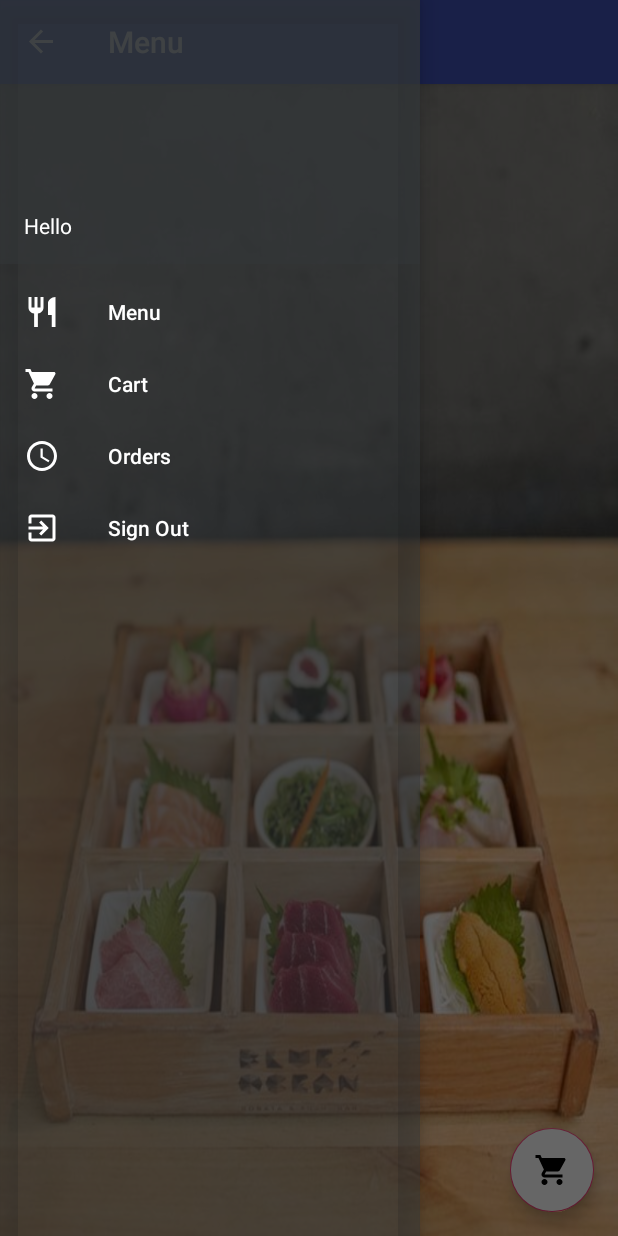
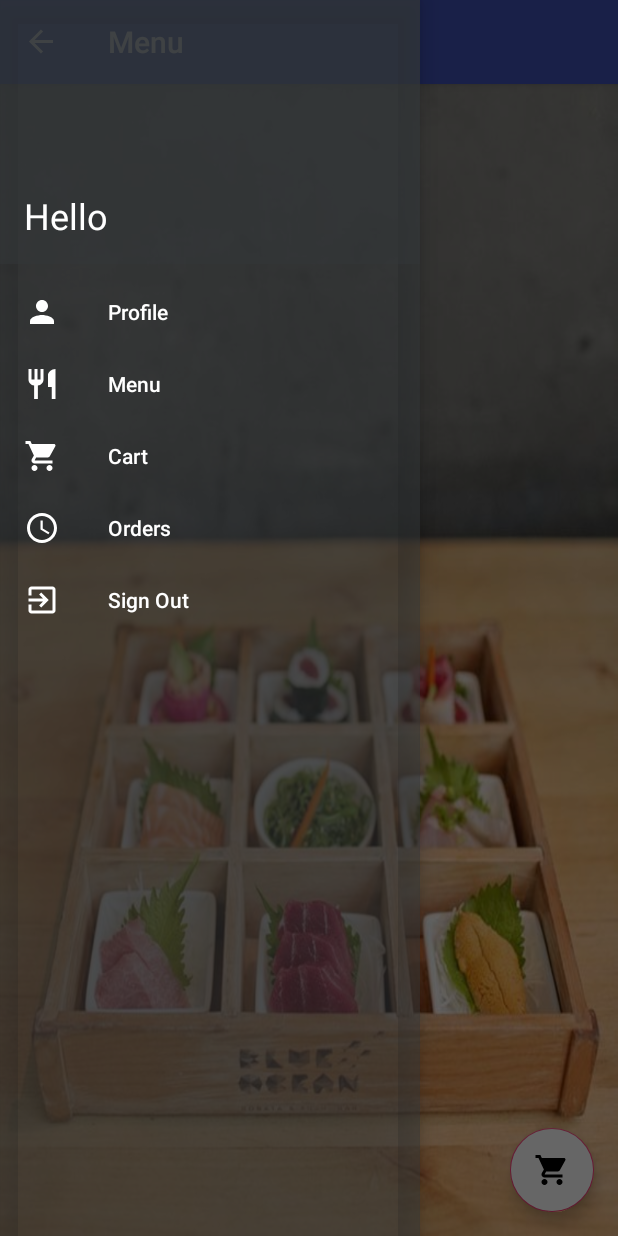
Before and after one commit to LucMurakami/UmiSushiApp, an Android app: the Home screen opened directly, with no data from a screen before it, with the side drawer open, on a phone screen of 412 x 824 dp. Run offline under Robolectric (Android 15) with nearby library versions, the phone set to English and light mode, and no system bars; our stand-ins replace Firebase (no records; nobody signed in at launch, a user with empty details on screens opened directly), Picasso; 2 statements that could not run were skipped.

Commit message:
Added Home Menu

```diff
--- a/app/src/main/AndroidManifest.xml
+++ b/app/src/main/AndroidManifest.xml
@@ -32,6 +32,8 @@
             android:label="@string/title_activity_home"
             android:theme="@style/AppTheme.NoActionBar">
         </activity>
-    </application>
+        <activity android:name=".SignUp">
+        </activity>
+</application>
 
 </manifest>
--- a/app/src/main/java/shasha/example/com/umisushiapp/DetailActivity.java
+++ b/app/src/main/java/shasha/example/com/umisushiapp/DetailActivity.java
@@ -26,7 +26,7 @@ public class DetailActivity extends AppCompatActivity {
 
         if (index > -1) {
             int pic = getImgIdentifier(identifier, index);
-            ImageView img = (ImageView) findViewById(R.id.imageView);
+            ImageView img = (ImageView) findViewById(R.id.imageViewItem);
             scaleImg(img, pic);
             descriptions = res.getStringArray(getDescriptionIdentifier(identifier, index));
             TextView description = (TextView) findViewById(R.id.textViewDescription);
--- a/app/src/main/java/shasha/example/com/umisushiapp/Home.java
+++ b/app/src/main/java/shasha/example/com/umisushiapp/Home.java
@@ -1,5 +1,6 @@
 package shasha.example.com.umisushiapp;
 
+import android.content.Intent;
 import android.os.Bundle;
 import android.support.design.widget.FloatingActionButton;
 import android.support.design.widget.Snackbar;
@@ -94,7 +95,9 @@ public class Home extends AppCompatActivity
                 viewHolder.setItemClickListener(new ItemClickListener() {
                     @Override
                     public void onClick(View view, int position, boolean isLongClick) {
-                        Toast.makeText(Home.this, "" + clickItem.getName(), Toast.LENGTH_SHORT).show();
+                        Intent showSubMenu = new Intent(getApplicationContext(), SubMenus.class);
+                        showSubMenu.putExtra("shasha.example.com.ITEM_INDEX", position);
+                        startActivity(showSubMenu);
                     }
                 });
             }
@@ -135,6 +138,8 @@ public class Home extends AppCompatActivity
 
         } else if (id == R.id.nav_cart) {
 
+        } else if (id == R.id.nav_orders) {
+
         } else if (id == R.id.nav_log_out) {
 
         }
--- a/app/src/main/java/shasha/example/com/umisushiapp/ItemAdapter.java
+++ b/app/src/main/java/shasha/example/com/umisushiapp/ItemAdapter.java
@@ -5,6 +5,7 @@ import android.view.LayoutInflater;
 import android.view.View;
 import android.view.ViewGroup;
 import android.widget.BaseAdapter;
+import android.widget.ImageView;
 import android.widget.TextView;
 
 /**
@@ -46,6 +47,7 @@ public class ItemAdapter extends BaseAdapter {
         View v = mInflater.inflate(R.layout.my_listview_detail, null);
         TextView nameTextView = (TextView) v.findViewById(R.id.nameTextView);
         TextView descriptionTextView = (TextView) v.findViewById(R.id.descriptionTextView);
+        ImageView itemImage = (ImageView) v.findViewById(R.id.imageViewItem);
 
         String name = items[i];
         String desc = descriptions[i];
--- /dev/null
+++ b/app/src/main/res/drawable/ic_person_black_24dp.xml
@@ -0,0 +1,9 @@
+<vector xmlns:android="http://schemas.android.com/apk/res/android"
+        android:width="24dp"
+        android:height="24dp"
+        android:viewportWidth="24.0"
+        android:viewportHeight="24.0">
+    <path
+        android:fillColor="#FF000000"
+        android:pathData="M12,12c2.21,0 4,-1.79 4,-4s-1.79,-4 -4,-4 -4,1.79 -4,4 1.79,4 4,4zM12,14c-2.67,0 -8,1.34 -8,4v2h16v-2c0,-2.66 -5.33,-4 -8,-4z"/>
+</vector>
--- a/app/src/main/res/layout/activity_detail.xml
+++ b/app/src/main/res/layout/activity_detail.xml
@@ -18,7 +18,7 @@
             android:weightSum="10">
 
             <ImageView
-                android:id="@+id/imageView"
+                android:id="@+id/imageViewItem"
                 android:layout_width="match_parent"
                 android:layout_height="400dp"
                 android:layout_marginBottom="8dp"
--- a/app/src/main/res/layout/nav_header_home.xml
+++ b/app/src/main/res/layout/nav_header_home.xml
@@ -13,14 +13,14 @@
     android:theme="@style/ThemeOverlay.AppCompat.Dark">
 
 
-
     <TextView
         android:id="@+id/txtFullName"
         android:layout_width="match_parent"
         android:layout_height="wrap_content"
         android:paddingTop="@dimen/nav_header_vertical_spacing"
         android:text="Hello"
-        android:textAppearance="@style/TextAppearance.AppCompat.Body1" />
+        android:textAppearance="@style/TextAppearance.AppCompat.Body1"
+        android:textSize="24sp" />
 
 
 
--- a/app/src/main/res/menu/activity_home_drawer.xml
+++ b/app/src/main/res/menu/activity_home_drawer.xml
@@ -4,6 +4,11 @@
     tools:showIn="navigation_view">
 
     <group android:checkableBehavior="single">
+        <item
+            android:id="@+id/nav_profile"
+            android:icon="@drawable/ic_person_black_24dp"
+            android:iconTint="@android:color/white"
+            android:title="Profile" />
         <item
             android:id="@+id/nav_menu"
             android:icon="@drawable/ic_restaurant_black_24dp"
```
Also changed, not shown: app/src/main/java/shasha/example/com/umisushiapp/Login.java (+20 -13 lines), app/src/main/res/layout/activity_sign_in.xml (+4 -4 lines), app/src/main/res/layout/activity_sign_up.xml (+4 -4 lines).
